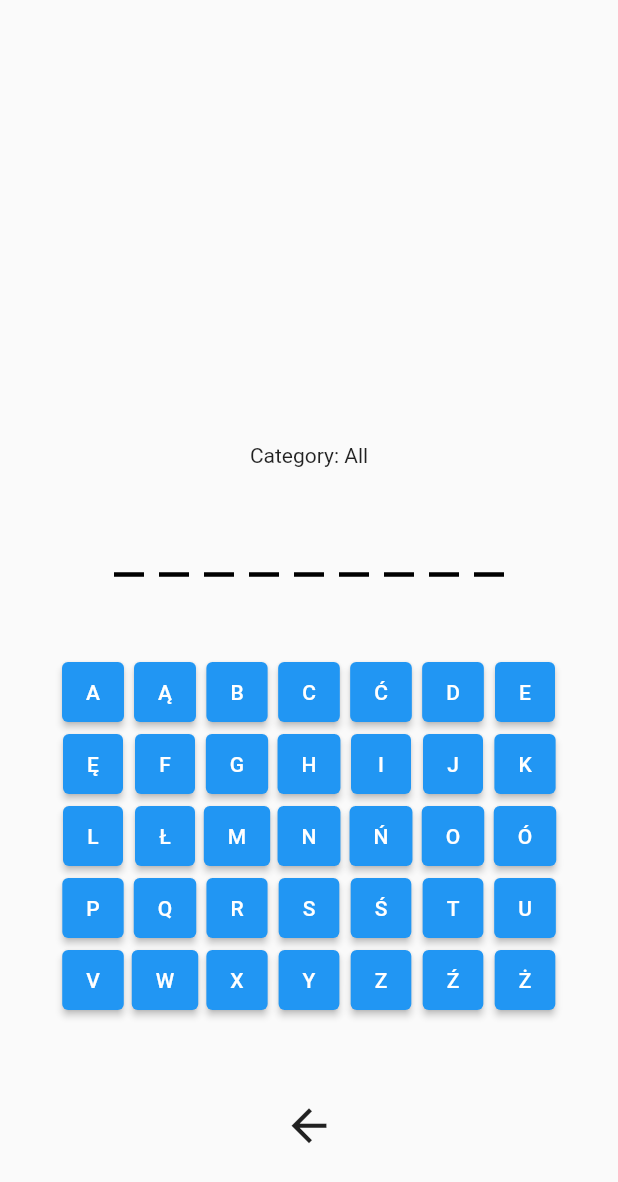
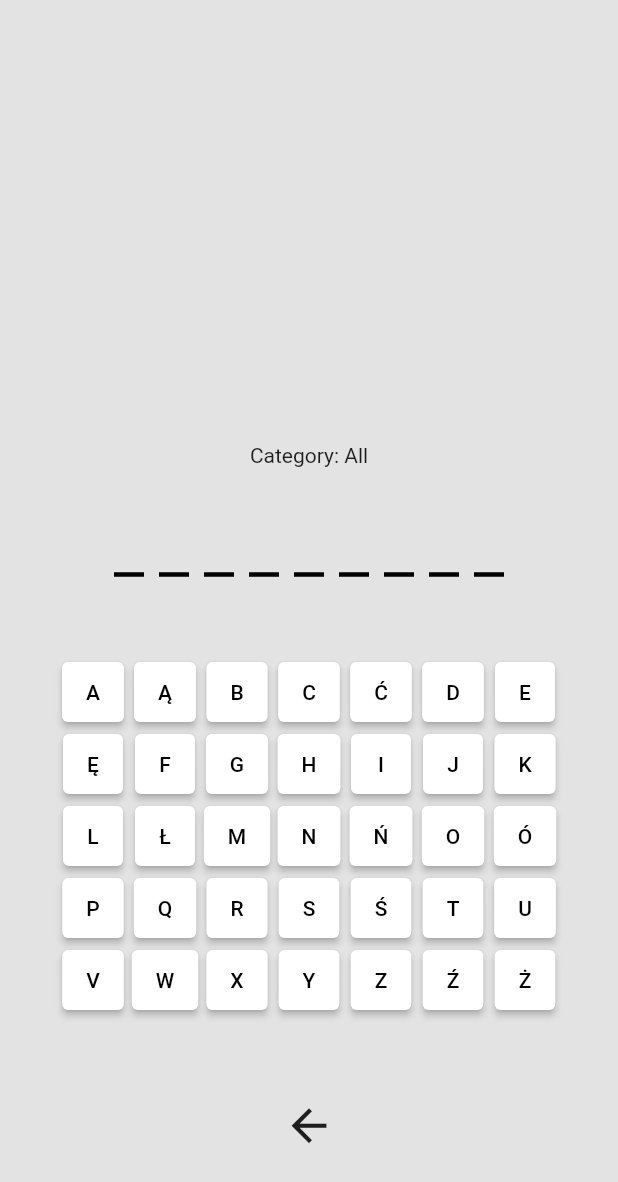
Before and after one commit to xJac0b/hangman, a Flutter app: the Categories screen opened by its route, after a tap on "All", on a phone screen of 412 x 824 dp. Shown: the top 1182 px of the screen. Run offline on Flutter 3.47's test engine with Material 2 defaults, Android fonts, the phone set to English and light mode, and no system bars; our stand-ins replace bloc, flutter_bloc, shared_preferences; accounts and stored records are empty; Roboto replaces fonts that are missing (Montserrat).

Commit message:
new game option

```diff
--- a/lib/ui/constants/theme.dart
+++ b/lib/ui/constants/theme.dart
@@ -5,10 +5,16 @@ enum AppTheme { light, dark }
 
 Map<AppTheme, ThemeData> appThemeData = {
   AppTheme.light: ThemeData(
+    textTheme: TextTheme(bodyText1: TextStyle(color: Colors.black)),
+    primaryColor: Colors.white,
+    scaffoldBackgroundColor: Color.fromARGB(255, 227, 227, 227),
     fontFamily: 'Montserrat',
     brightness: Brightness.light,
   ),
   AppTheme.dark: ThemeData(
+    textTheme: TextTheme(
+        bodyText1: TextStyle(color: Color.fromARGB(193, 255, 255, 255))),
+    primaryColor: Colors.black,
     fontFamily: 'Montserrat',
     brightness: Brightness.dark,
   ),
--- a/lib/ui/pages/game.dart
+++ b/lib/ui/pages/game.dart
@@ -56,15 +56,24 @@ class Game extends StatelessWidget {
                               ? ClipRRect(
                                   borderRadius: BorderRadius.circular(10),
                                   child: Container(
+                                      decoration: BoxDecoration(
+                                          color: Theme.of(context).primaryColor,
+                                          border:
+                                              Border.all(color: Colors.black)),
                                       alignment: Alignment.center,
                                       width: 200,
                                       height: 100,
-                                      color: Color.fromARGB(230, 0, 0, 0),
+                                      //color: Theme.of(context).primaryColor,
                                       child: Column(
                                         mainAxisAlignment:
                                             MainAxisAlignment.center,
                                         children: [
                                           Text(
+                                              style: TextStyle(
+                                                  color: Theme.of(context)
+                                                      .textTheme
+                                                      .bodyText1!
+                                                      .color),
                                               textAlign: TextAlign.center,
                                               "${state.status == HangmanStatus.win ? "WIN" : "GAME OVER"}"),
                                           IconButton(
--- a/lib/ui/router/app_router.dart
+++ b/lib/ui/router/app_router.dart
@@ -19,8 +19,12 @@ class AppRouter {
             child: Game(category: settings.arguments.toString()),
             settings: settings);
       case Routes.game:
-        return MaterialPageRoute(
-            builder: (_) => Game(category: settings.arguments.toString()));
+        return PageRouteBuilder(
+          pageBuilder: (context, animation1, animation2) =>
+              Game(category: settings.arguments.toString()),
+          transitionDuration: Duration(milliseconds: 100),
+          reverseTransitionDuration: Duration.zero,
+        );
       case Routes.inWork:
         return MaterialPageRoute(
           builder: (_) => const Text("In Work"),
--- a/lib/ui/widgets/letter.dart
+++ b/lib/ui/widgets/letter.dart
@@ -23,7 +23,11 @@ class Letter extends StatelessWidget {
             : () {
                 BlocProvider.of<LettersCubit>(context).inputLetter(character);
               },
-        style: ElevatedButton.styleFrom(minimumSize: Size(40, 40)),
+        style: ElevatedButton.styleFrom(
+          minimumSize: Size(40, 40),
+          primary: Theme.of(context).primaryColor,
+          onPrimary: Theme.of(context).textTheme.bodyText1!.color,
+        ),
         child: Text(character));
   }
 }
```
